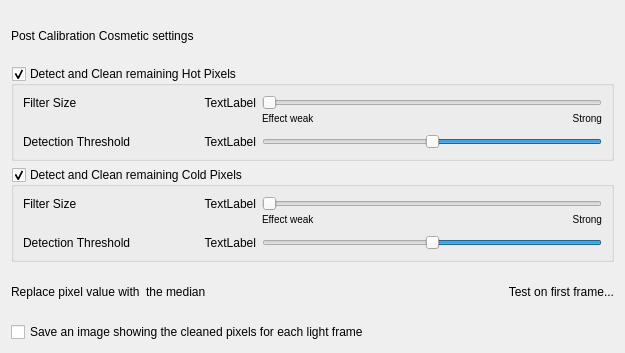
This is DeepSkyStacker/ui/PostCalibration.ui in deepskystacker/DSS as Qt 5 draws it before an edit. The edited form follows.
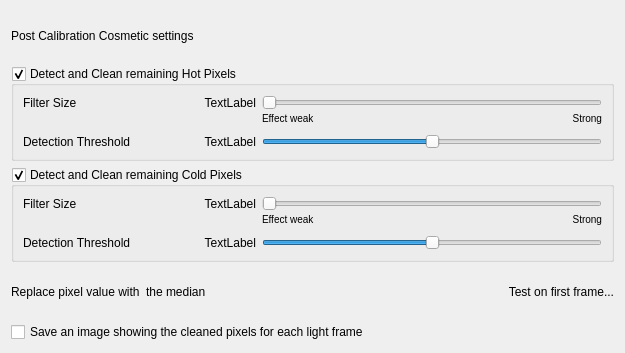
This is the edited form.

```diff
--- a/DeepSkyStacker/ui/PostCalibration.ui
+++ b/DeepSkyStacker/ui/PostCalibration.ui
@@ -136,7 +136,7 @@
            <enum>Qt::Horizontal</enum>
           </property>
           <property name="invertedAppearance">
-           <bool>true</bool>
+           <bool>false</bool>
           </property>
          </widget>
         </item>
@@ -251,7 +251,7 @@
            <enum>Qt::Horizontal</enum>
           </property>
           <property name="invertedAppearance">
-           <bool>true</bool>
+           <bool>false</bool>
           </property>
          </widget>
         </item>
```
Left out of the diff: 16 changed lines with no effect on the pictures.
